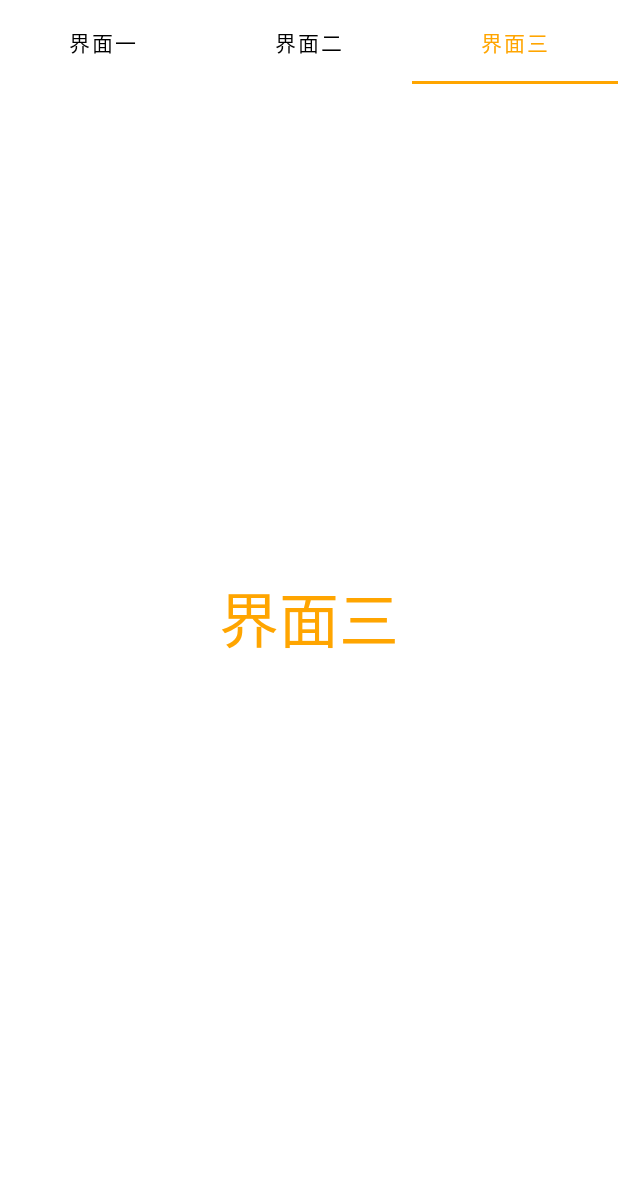
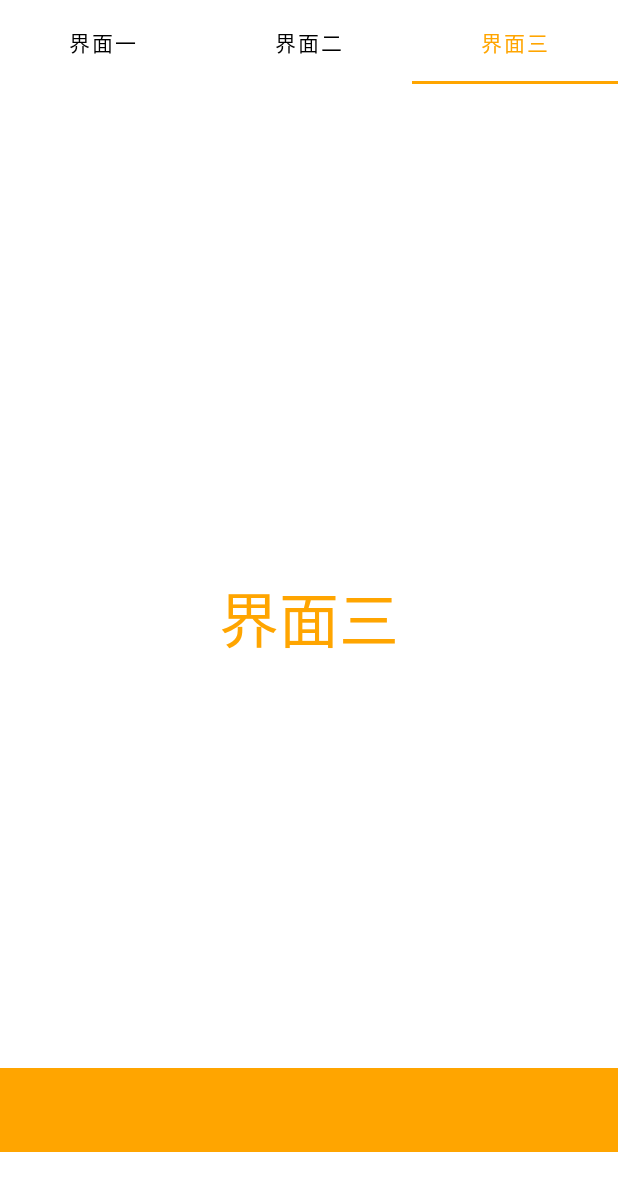
Before and after one commit to Ellen2018/LmySkinSwitcher, an Android app: the screen it shows after launch (SwitchSkinActivity), tab 3 chosen, on a phone screen of 412 x 824 dp. Shown: the top 1191 px of the screen. Run offline under Robolectric (Android 15) with nearby library versions, the phone set to English and light mode, and no system bars.

Commit message:
修复background为Drawable的异常

```diff
--- a/app/src/main/java/com/yalemang/skinswitcher/skin/MyLmySkinRefresh.java
+++ b/app/src/main/java/com/yalemang/skinswitcher/skin/MyLmySkinRefresh.java
@@ -17,12 +17,18 @@ public class MyLmySkinRefresh implements LmySkinRefresh {
         int resId = lmyRefreshSkin.getResId();
         String attributeName = lmyRefreshSkin.getAttributeName();
         Resources skinResource = lmyRefreshSkin.getResources();
+        Log.d("Ellen2018",attributeName+"->"+lmyRefreshSkin.getAttributeValue());
+        Log.d("Ellen2018","resId = "+resId);
         if (attributeName.equals("textColor")) {
             TextView textView = (TextView) view;
-            textView.setTextColor(skinResource.getColorStateList(resId));
+            textView.setTextColor(skinResource.getColor(resId));
         }
         if (attributeName.equals("background")) {
-            view.setBackgroundColor(skinResource.getColor(resId));
+            try {
+                view.setBackgroundColor(skinResource.getColor(resId));
+            }catch (Exception e){
+                view.setBackground(skinResource.getDrawable(resId));
+            }
         }
         if (attributeName.equals("tabIndicatorColor")) {
             //TabLayout下划线颜色
--- a/app/src/main/res/layout/fragment_three.xml
+++ b/app/src/main/res/layout/fragment_three.xml
@@ -9,6 +9,12 @@
        android:text="界面三"
        android:textSize="40sp"
        android:gravity="center"
-       android:layout_height="match_parent"/>
+       android:layout_height="match_parent" />
+
+   <TextView
+       android:layout_width="match_parent"
+       android:layout_height="?actionBarSize"
+       android:layout_alignParentBottom="true"
+       android:background="@color/main_color" />
 
 </RelativeLayout>
```
